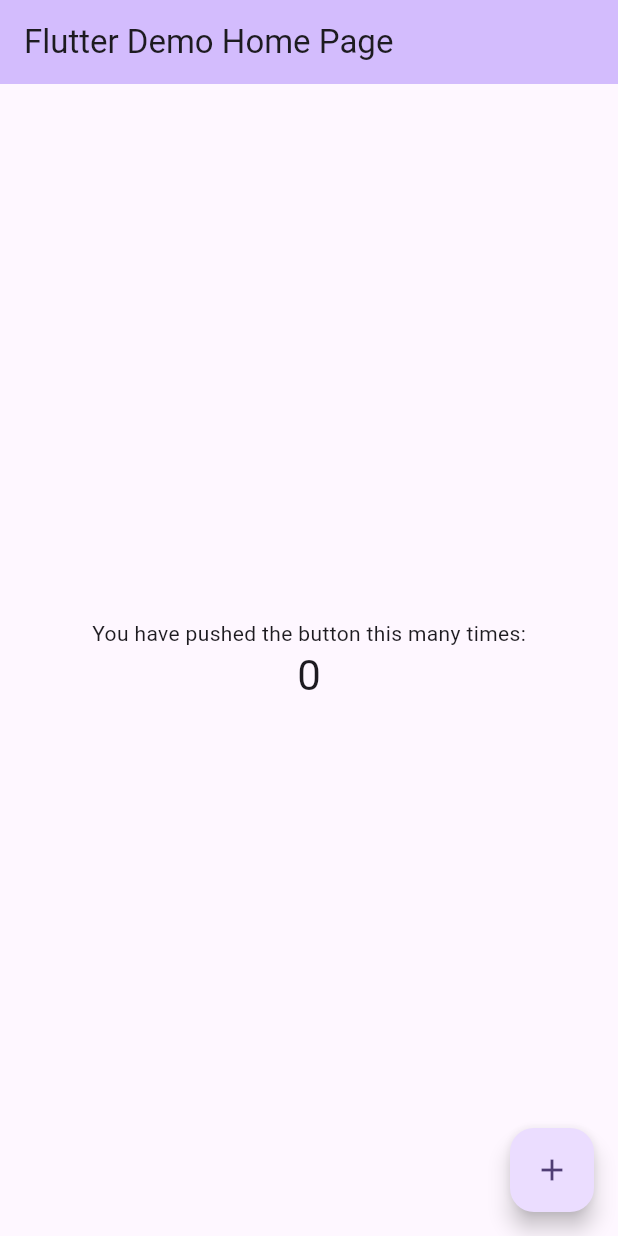
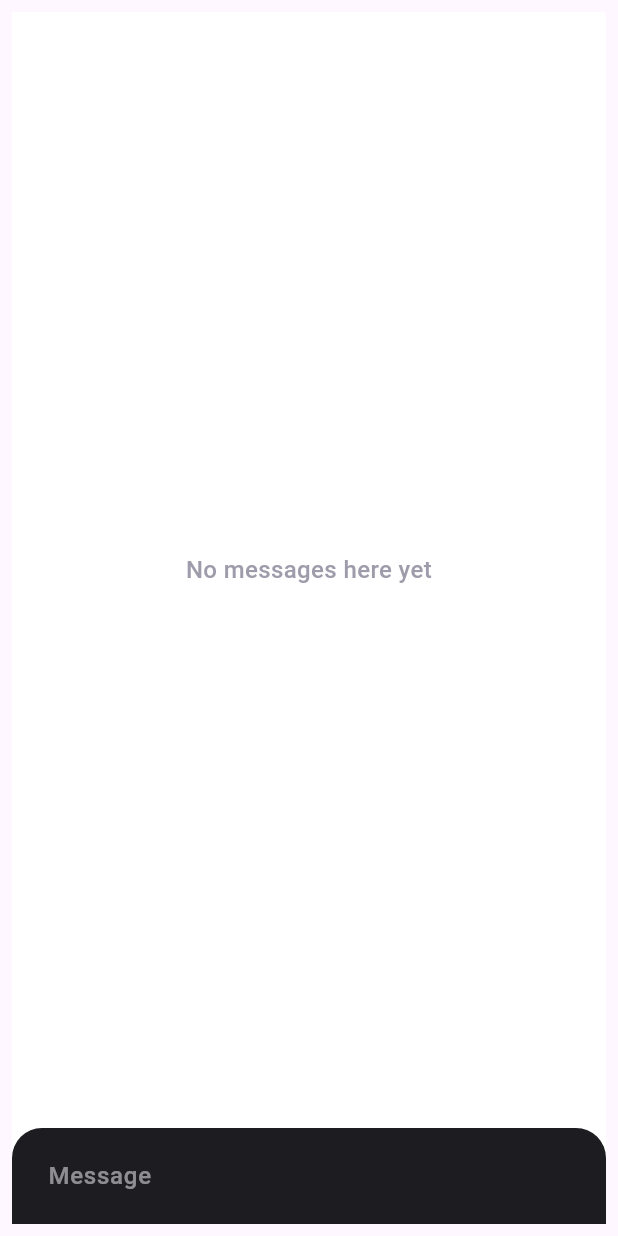
Before and after one commit to afthabroshan/dbcb, a Flutter app: the screen it shows after launch, on a phone screen of 412 x 824 dp. Run offline on Flutter 3.47's test engine with Material 3 defaults, Android fonts, the phone set to English and light mode, and no system bars; our stand-ins replace flutter_chat_types, flutter_chat_ui.

Commit message:
implemnted the chat interface

```diff
--- a/dbchatbot/lib/chat_page.dart
+++ b/dbchatbot/lib/chat_page.dart
@@ -0,0 +1,113 @@
+import 'package:flutter/material.dart';
+import 'package:flutter_chat_ui/flutter_chat_ui.dart';
+import 'package:flutter_chat_types/flutter_chat_types.dart' as types;
+import 'package:uuid/uuid.dart';
+import 'package:http/http.dart' as http;
+import 'dart:convert';
+
+class ChatPage extends StatefulWidget {
+  const ChatPage({super.key});
+
+  @override
+  State<ChatPage> createState() => _ChatPageState();
+}
+
+class _ChatPageState extends State<ChatPage> {
+  final List<types.Message> messages = [];
+  final _user = const types.User(
+      id: '82091008-a484-4a89-ae75-a22bf8d6f3ac'); //the id is hardcoded for now, use user id from db
+  final _aiUser = const types.User(
+    id: 'AI',
+    firstName: 'Al Ottaha',
+    imageUrl: 'assets/ai_avatar.png',
+  );
+
+  void _addMessage(types.Message message) {
+    setState(() {
+      messages.insert(0, message);
+    });
+  }
+
+  void _handleSendPressed(types.PartialText message) {
+    final textMessage = types.TextMessage(
+      author: _user,
+      createdAt: DateTime.now().millisecondsSinceEpoch,
+      id: const Uuid().v4(),
+      text: message.text,
+    );
+
+    _addMessage(textMessage);
+
+    _fetchAIResponse(message.text);
+  }
+
+  Future<void> _fetchAIResponse(String userInput) async {
+    try {
+      var requestBody = {
+        "model": "gpt-4o",
+        "messages": [
+          {
+            "role": "system",
+            "content":
+                "Your name is Al Ottaha, you only answer about camels, you are a camel expert if asked anything about anything else than camels you say you are unaware of that topic. you randomly act a fool. you only answer what is asked and sound human like"
+          },
+          {"role": "user", "content": userInput}
+        ]
+      };
+
+      var response = await http.post(
+        Uri.parse("https://api.openai.com/v1/chat/completions"),
+        headers: {
+          "Authorization": "Bearer $Apikey",
+          "Content-Type": "application/json",
+        },
+        body: jsonEncode(requestBody),
+      );
+
+      if (response.statusCode == 200) {
+        var jsonResponse = jsonDecode(response.body);
+        String aiText = jsonResponse['choices'][0]['message']['content'];
+
+        final aiMessage = types.TextMessage(
+          author: _aiUser,
+          createdAt: DateTime.now().millisecondsSinceEpoch,
+          id: const Uuid().v4(),
+          text: aiText,
+        );
+
+        _addMessage(aiMessage);
+      } else {
+        print("API Error: ${response.body}");
+      }
+    } catch (e) {
+      print("Error: $e");
+    }
+  }
+
+  @override
+  Widget build(BuildContext context) {
+    return Scaffold(
+      body: Padding(
+        padding: const EdgeInsets.all(8.0),
+        child: Chat(
+          messages: messages,
+          onSendPressed: _handleSendPressed,
+          user: _user,
+          showUserNames: true,
+          showUserAvatars: true,
+          avatarBuilder: (user) {
+            if (user.id == 'AI') {
+              return CircleAvatar(
+                backgroundImage: AssetImage('assets/aiavatar.jpg'),
+                radius: 20,
+              );
+            }
+            return Container(
+              color: Colors.red,
+            );
+          },
+        ), //this is the point where the chat widget is called
+      ),
+    );
+  }
+}
--- a/dbchatbot/lib/main.dart
+++ b/dbchatbot/lib/main.dart
@@ -1,3 +1,4 @@
+import 'package:dbchatbot/chat_page.dart';
 import 'package:flutter/material.dart';
 
 void main() {
@@ -13,113 +14,10 @@ class MyApp extends StatelessWidget {
     return MaterialApp(
       title: 'Flutter Demo',
       theme: ThemeData(
-        // This is the theme of your application.
-        //
-        // TRY THIS: Try running your application with "flutter run". You'll see
-        // the application has a purple toolbar. Then, without quitting the app,
-        // try changing the seedColor in the colorScheme below to Colors.green
-        // and then invoke "hot reload" (save your changes or press the "hot
-        // reload" button in a Flutter-supported IDE, or press "r" if you used
-        // the command line to start the app).
-        //
-        // Notice that the counter didn't reset back to zero; the application
-        // state is not lost during the reload. To reset the state, use hot
-        // restart instead.
-        //
-        // This works for code too, not just values: Most code changes can be
-        // tested with just a hot reload.
         colorScheme: ColorScheme.fromSeed(seedColor: Colors.deepPurple),
         useMaterial3: true,
       ),
-      home: const MyHomePage(title: 'Flutter Demo Home Page'),
+      home: const ChatPage(), //this is the entry point for the program
     );
   }
 }
-
-class MyHomePage extends StatefulWidget {
-  const MyHomePage({super.key, required this.title});
-
-  // This widget is the home page of your application. It is stateful, meaning
-  // that it has a State object (defined below) that contains fields that affect
-  // how it looks.
-
-  // This class is the configuration for the state. It holds the values (in this
-  // case the title) provided by the parent (in this case the App widget) and
-  // used by the build method of the State. Fields in a Widget subclass are
-  // always marked "final".
-
-  final String title;
-
-  @override
-  State<MyHomePage> createState() => _MyHomePageState();
-}
-
-class _MyHomePageState extends State<MyHomePage> {
-  int _counter = 0;
-
-  void _incrementCounter() {
-    setState(() {
-      // This call to setState tells the Flutter framework that something has
-      // changed in this State, which causes it to rerun the build method below
-      // so that the display can reflect the updated values. If we changed
-      // _counter without calling setState(), then the build method would not be
-      // called again, and so nothing would appear to happen.
-      _counter++;
-    });
-  }
-
-  @override
-  Widget build(BuildContext context) {
-    // This method is rerun every time setState is called, for instance as done
-    // by the _incrementCounter method above.
-    //
-    // The Flutter framework has been optimized to make rerunning build methods
-    // fast, so that you can just rebuild anything that needs updating rather
-    // than having to individually change instances of widgets.
-    return Scaffold(
-      appBar: AppBar(
-        // TRY THIS: Try changing the color here to a specific color (to
-        // Colors.amber, perhaps?) and trigger a hot reload to see the AppBar
-        // change color while the other colors stay the same.
-        backgroundColor: Theme.of(context).colorScheme.inversePrimary,
-        // Here we take the value from the MyHomePage object that was created by
-        // the App.build method, and use it to set our appbar title.
-        title: Text(widget.title),
-      ),
-      body: Center(
-        // Center is a layout widget. It takes a single child and positions it
-        // in the middle of the parent.
-        child: Column(
-          // Column is also a layout widget. It takes a list of children and
-          // arranges them vertically. By default, it sizes itself to fit its
-          // children horizontally, and tries to be as tall as its parent.
-          //
-          // Column has various properties to control how it sizes itself and
-          // how it positions its children. Here we use mainAxisAlignment to
-          // center the children vertically; the main axis here is the vertical
-          // axis because Columns are vertical (the cross axis would be
-          // horizontal).
-          //
-          // TRY THIS: Invoke "debug painting" (choose the "Toggle Debug Paint"
-          // action in the IDE, or press "p" in the console), to see the
-          // wireframe for each widget.
-          mainAxisAlignment: MainAxisAlignment.center,
-          children: <Widget>[
-            const Text(
-              'You have pushed the button this many times:',
-            ),
-            Text(
-              '$_counter',
-              style: Theme.of(context).textTheme.headlineMedium,
-            ),
-          ],
-        ),
-      ),
-      floatingActionButton: FloatingActionButton(
-        onPressed: _incrementCounter,
-        tooltip: 'Increment',
-        child: const Icon(Icons.add),
-      ), // This trailing comma makes auto-formatting nicer for build methods.
-    );
-  }
-}
```
Also changed, not shown: dbchatbot/pubspec.yaml (+6 -4 lines), dbchatbot/assets/aiavatar.jpg (added), dbchatbot/pubspec.lock, 5 other files.
